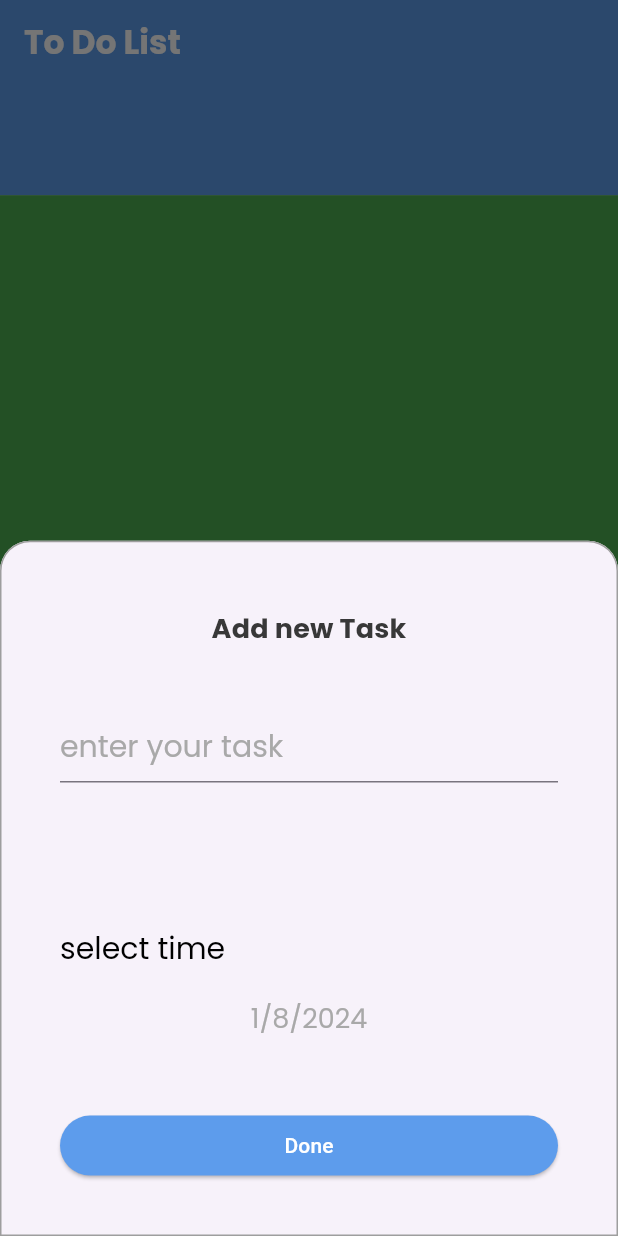
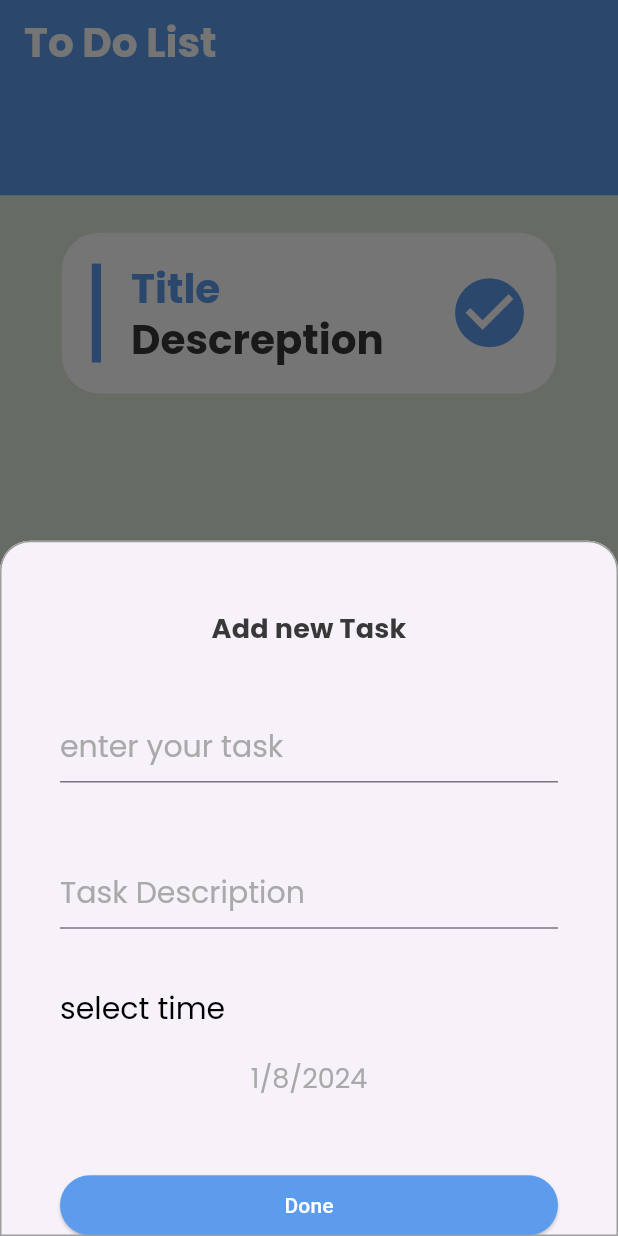
Before and after one commit to ABDELRAHMAN-MAHM0UD/To_Do, a Flutter app: the screen it shows after launch, after a tap on the "add" icon, on a phone screen of 412 x 824 dp. Run offline on Flutter 3.47's test engine with Material 3 defaults, Android fonts, the phone set to English and light mode, and no system bars; our stand-ins replace google_fonts.

Commit message:
Fineshed task desgin .

```diff
--- a/lib/Home/addTaskBottomSheet.dart
+++ b/lib/Home/addTaskBottomSheet.dart
@@ -13,7 +13,8 @@ class Addtaskbottomsheet extends StatefulWidget {
 class _AddtaskbottomsheetState extends State<Addtaskbottomsheet> {
   var selectedTime = DateTime.now();
   var formKey = GlobalKey<FormState>();
-  var task ;
+  String title = "";
+  String description = "";
   @override
   Widget build(BuildContext context) {
     return Padding(
@@ -27,11 +28,13 @@ class _AddtaskbottomsheetState extends State<Addtaskbottomsheet> {
             textAlign: TextAlign.center,
     ),
     SizedBox(height: MediaQuery.of(context).size.height*0.05,),
+
+
     Form(
         key: formKey,
         child: TextFormField(
           onChanged: (text){
-            task = text;
+            title = text;
           },
       validator: (text){
         if(text == null || text.isEmpty){
@@ -45,9 +48,24 @@ class _AddtaskbottomsheetState extends State<Addtaskbottomsheet> {
     ),
     )
     ),
-                SizedBox(height: MediaQuery.of(context).size.height*.12,),
 
-    Text("select time",style: Theme.of(context).textTheme.displayMedium!.copyWith(color: Colors.black),
+
+                SizedBox(height: MediaQuery.of(context).size.height*.06,),
+
+     Form(
+                    child: TextFormField(
+                      onChanged: (text){
+                        description = text;
+                      },
+
+                      decoration: InputDecoration(
+                          hintText: "Task Description",hintStyle: Theme.of(context).textTheme.displayMedium
+                      ),
+                    )
+                ),
+                SizedBox(height: MediaQuery.of(context).size.height*.05,),
+
+                Text("select time",style: Theme.of(context).textTheme.displayMedium!.copyWith(color: Colors.black),
     textAlign: TextAlign.start,),
                 SizedBox(height: MediaQuery.of(context).size.height*0.03,),
                 InkWell(
@@ -86,7 +104,7 @@ class _AddtaskbottomsheetState extends State<Addtaskbottomsheet> {
 
   void addTask() {
     if(formKey.currentState!.validate()==true){
-      print(task);
+
     }
   }
 }
--- a/lib/Home/tasksTap.dart
+++ b/lib/Home/tasksTap.dart
@@ -1,12 +1,51 @@
 import 'package:flutter/material.dart';
+import 'package:to_do/appColors.dart';
 
 class Taskstap extends StatelessWidget {
   const Taskstap({super.key});
 
+
   @override
   Widget build(BuildContext context) {
-    return Container(
-      color: Colors.green,
+    double width = MediaQuery.of(context).size.width;
+    double height = MediaQuery.of(context).size.height;
+    return Column(
+      children: [
+        Container(
+          margin: EdgeInsets.all(25),
+          width: width*.8,
+          height: height*.13,
+          decoration: BoxDecoration(
+              color: appColors.white,
+              borderRadius: BorderRadius.circular(25)),
+          child: Row(
+            mainAxisAlignment: MainAxisAlignment.spaceBetween,
+            children: [
+              Container(
+                margin: EdgeInsets.all(20),
+                width: width*.015,height: height*.08,
+                color: appColors.mainColor,
+              ),
+              Expanded(
+                child: Column(
+                  mainAxisAlignment: MainAxisAlignment.center,
+                  crossAxisAlignment: CrossAxisAlignment.start,
+                  children: [
+                    Text("Title",style: Theme.of(context).textTheme.titleLarge!.copyWith(color: appColors.mainColor),),
+                    Text("Descreption",style: Theme.of(context).textTheme.titleLarge!.copyWith(color: appColors.black),),
+                  ],
+                ),
+              ),
+              Padding(
+                padding: const EdgeInsets.all(17),
+                child: Icon(Icons.check_circle,size: 55,color: appColors.mainColor,),
+              )
+
+            ]
+          ),
+        ),
+      ],
+
     );
   }
 }
--- a/lib/myThemeData.dart
+++ b/lib/myThemeData.dart
@@ -11,7 +11,7 @@ class myThemeData{
       ),
     textTheme: TextTheme(
       titleLarge: GoogleFonts.poppins(
-        color: appColors.white,fontSize: 22,fontWeight: FontWeight.bold,
+        color: appColors.white,fontSize: 27,fontWeight: FontWeight.bold,
       ),
       titleMedium: GoogleFonts.poppins(
         color: Color(0xff383838),fontSize: 18,fontWeight: FontWeight.bold,
```
Also changed, not shown: lib/Home/Home_Screen.dart (indentation only).
